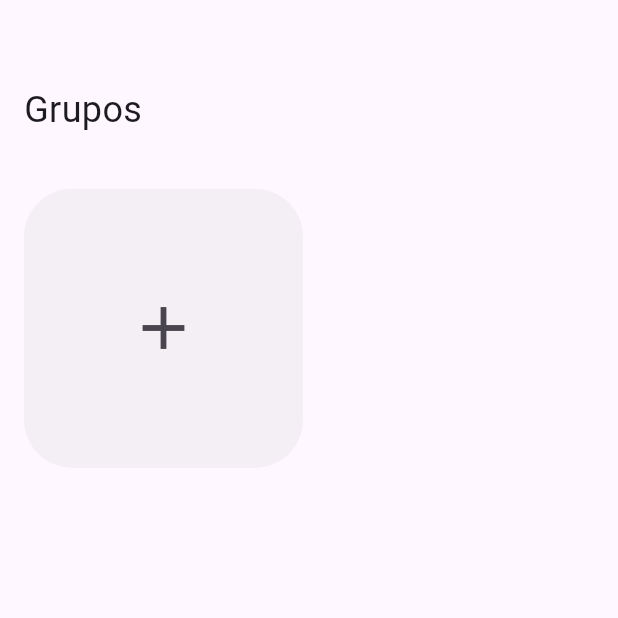
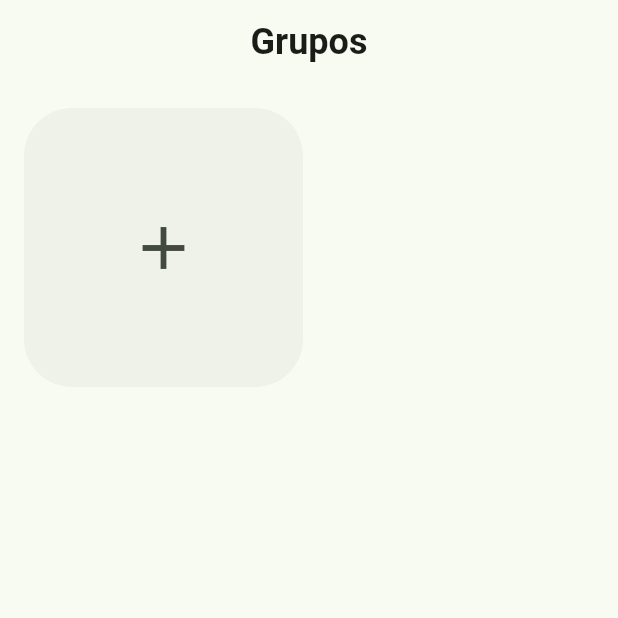
Before and after one commit to Felcks/team_draw, a Flutter app: the screen it shows after launch, on a phone screen of 412 x 824 dp, the top half of it. Run offline on Flutter 3.47's test engine with Material 2 defaults, Android fonts, the light colour scheme and no system bars; our stand-ins replace cloud_firestore, firebase_core, freezed_annotation; missing offline and left inert: day_night_time_picker; accounts and stored records are empty; project files that could hold a hidden picture were left out.

Commit message:
NewUi on GroupList

```diff
--- a/lib/main.dart
+++ b/lib/main.dart
@@ -21,7 +21,7 @@ class MyApp extends StatelessWidget {
     return MaterialApp(
       title: 'Randomizer',
       theme: ThemeData(
-        colorScheme: ColorScheme.fromSeed(seedColor: Colors.deepPurple),
+        colorScheme: ColorScheme.fromSeed(seedColor: Color.fromARGB(100, 13, 117, 39)),
         useMaterial3: true,
       ),
       home: const HomePage(),
--- a/lib/modules/group/presentation/group_list/group_list_page.dart
+++ b/lib/modules/group/presentation/group_list/group_list_page.dart
@@ -40,35 +40,35 @@ class _GroupListPageState extends State<GroupListPage> {
 
   @override
   Widget build(BuildContext context) {
-    return SafeArea(
-      child: Scaffold(
+    return Scaffold(
       appBar: AppBar(
-
+        title: Center(child: Text("Grupos", style: TextStyle(fontSize: 24, fontWeight: FontWeight.bold),)),
       ),
       body: Padding(
         padding: EdgeInsets.symmetric(horizontal: 16),
         child: Column(
           mainAxisAlignment: MainAxisAlignment.start,
           children: [
-              Expanded(
+            /*Expanded(
               flex: 1,
               child: Row(
                 crossAxisAlignment: CrossAxisAlignment.start,
+                mainAxisAlignment: MainAxisAlignment.start,
                 children: [
                   Text(
                     "Grupos",
-                      style: TextStyle(fontSize: 24, fontWeight: FontWeight.normal),
+                    style: TextStyle(fontSize: 40, fontWeight: FontWeight.normal),
                     textAlign: TextAlign.start,
                   ),
                 ],
               ),
-              ),
+            ),*/
+            SizedBox(height: 16,),
             Expanded(
               flex: 10,
               child: _groupList(),
             ),
           ],
-          ),
         ),
       ),
     );
--- a/lib/modules/match/domain/models/game_date.dart
+++ b/lib/modules/match/domain/models/game_date.dart
@@ -1,3 +1,5 @@
+import 'package:intl/intl.dart';
+
 class GameDate {
   final int weekDay;
 
@@ -12,4 +14,8 @@ class GameDate {
 
     return now;
   }
+
+  String getNextDateFormatted() {
+    return DateFormat('EEEE (dd/MM)').format(getNextDate());
+  }
 }
```
Also changed, not shown: lib/modules/group/presentation/group_list/group_widget.dart (+71 -25 lines). Lines whose indentation alone changed are shown as unchanged.
